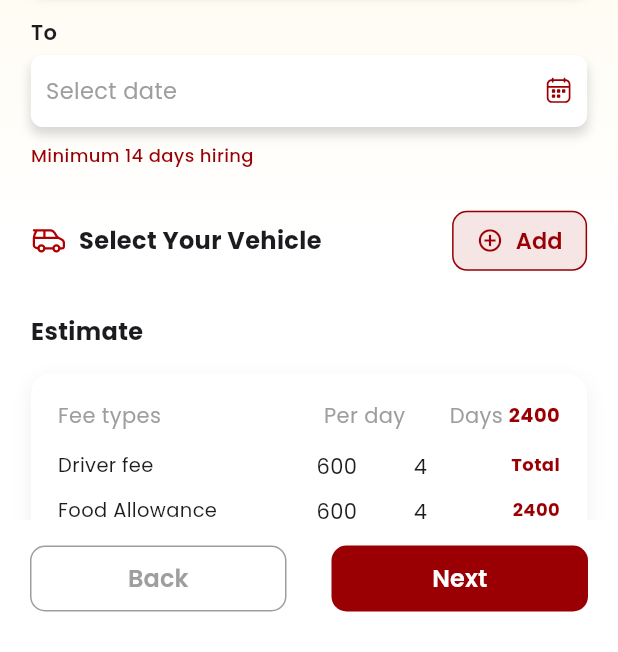
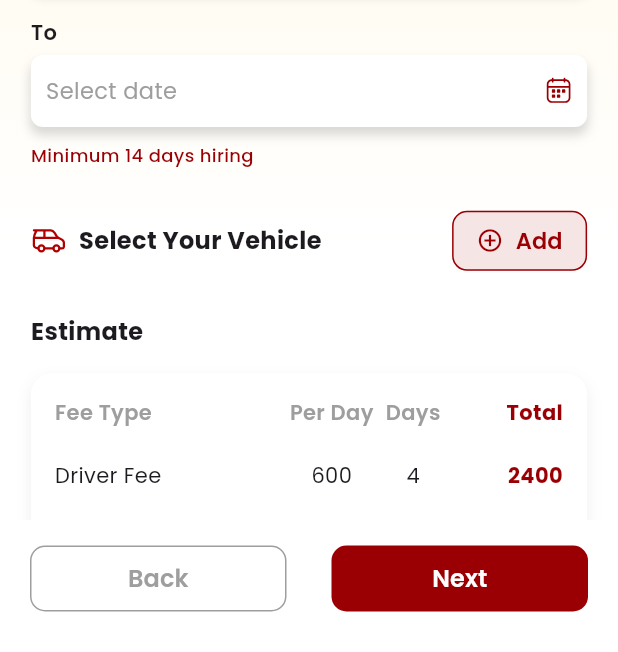
Before and after one commit to khamar21/drivwhere, a Flutter app: the MonthlyScreen screen opened directly, on a phone screen of 412 x 824 dp, the part 584-1236 px from its top. Run offline on Flutter 3.47's test engine with Material 3 defaults, Android fonts, the light colour scheme and no system bars; our stand-ins replace device_preview, flutter_svg, google_fonts.

Commit message:
removed validation and added same sizes for fonts in figma

```diff
--- a/lib/core/widgets/custom_password_field.dart
+++ b/lib/core/widgets/custom_password_field.dart
@@ -1,4 +1,5 @@
 import 'package:flutter/material.dart';
+import 'package:flutter_svg/flutter_svg.dart';
 
 class CustomPasswordField extends StatefulWidget {
   const CustomPasswordField({
@@ -73,6 +74,14 @@ class _CustomPasswordFieldState extends State<CustomPasswordField> {
                 horizontal: size.width * .045,
                 vertical: size.height * .02,
               ),
+             suffixIcon: Padding(
+      padding: const EdgeInsets.all(12),
+      child: SvgPicture.asset(
+        "assets/images/eye.svg",
+        width: 20,
+        height: 20,
+      ),
+    ),
               // suffixIcon: IconButton(
               //   onPressed: () {
               //     setState(() {
--- a/lib/core/widgets/estimate_card.dart
+++ b/lib/core/widgets/estimate_card.dart
@@ -1,197 +1,113 @@
 import 'package:flutter/material.dart';
-
 import '../constants/app_colors.dart';
 
-class EstimateCard extends StatefulWidget {
+class EstimateCard extends StatelessWidget {
   const EstimateCard({super.key});
-
-  @override
-  State<EstimateCard> createState() => _EstimateCardState();
-}
-
-class _EstimateCardState extends State<EstimateCard> {
-  bool foodProvided = false;
-  bool accommodationProvided = true;
 
   @override
   Widget build(BuildContext context) {
     return Container(
       width: double.infinity,
-      padding: const EdgeInsets.all(18),
+      padding: const EdgeInsets.all(16),
       decoration: BoxDecoration(
         color: Colors.white,
         borderRadius: BorderRadius.circular(14),
         boxShadow: [
           BoxShadow(
             color: Colors.black.withOpacity(.06),
-            blurRadius: 10,
+            blurRadius: 8,
             offset: const Offset(0, 4),
           ),
         ],
       ),
-      child: Column(
+      child: Table(
+        columnWidths: const {
+          0: FlexColumnWidth(3.5),
+          1: FlexColumnWidth(1.5),
+          2: FlexColumnWidth(1),
+          3: FlexColumnWidth(1.8),
+        },
+        defaultVerticalAlignment: TableCellVerticalAlignment.middle,
         children: [
-          const Row(
+          const TableRow(
             children: [
-              Expanded(
-                flex: 4,
+              Padding(
+                padding: EdgeInsets.only(bottom: 12),
                 child: Text(
-                  "Fee types",
-                  style: TextStyle(color: Colors.grey, fontSize: 14),
+                  "Fee Type",
+                  style: TextStyle(
+                    color: Colors.grey,
+                    fontWeight: FontWeight.w600,
+                  ),
                 ),
               ),
-              Expanded(
-               flex: 3,
+              Padding(
+                padding: EdgeInsets.only(bottom: 12),
                 child: Text(
-                  "Per day",
+                  "Per Day",
                   textAlign: TextAlign.center,
-                  style: TextStyle(color: Colors.grey, fontSize: 14),
+                  style: TextStyle(
+                    color: Colors.grey,
+                    fontWeight: FontWeight.w600,
+                  ),
                 ),
               ),
-              Expanded(
+              Padding(
+                padding: EdgeInsets.only(bottom: 12),
                 child: Text(
                   "Days",
                   textAlign: TextAlign.center,
-                  style: TextStyle(color: Colors.grey, fontSize: 14),
+                  style: TextStyle(
+                    color: Colors.grey,
+                    fontWeight: FontWeight.w600,
+                  ),
                 ),
               ),
-              Expanded(
-                flex: 1,
+              Padding(
+                padding: EdgeInsets.only(bottom: 12),
                 child: Text(
-                  "2400",
+                  "Total",
                   textAlign: TextAlign.end,
                   style: TextStyle(
                     color: AppColors.primary,
-                    fontWeight: FontWeight.bold,
-                    fontSize: 13,
+                    fontWeight: FontWeight.w700,
                   ),
                 ),
               ),
             ],
           ),
 
-          const SizedBox(height: 14),
-
-          _feeRow(
-            title: "Driver fee",
-            perDay: "600",
-            days: "4",
-            total: "Total",
-            totalColor: AppColors.primary,
-          ),
-
-          const SizedBox(height: 10),
-
-          _feeRow(
-            title: "Food Allowance",
-            perDay: "600",
-            days: "4",
-            total: "2400",
-            totalColor: AppColors.primary,
-            checkbox: Checkbox(
-              value: foodProvided,
-              activeColor: AppColors.primary,
-              onChanged: (v) {
-                setState(() {
-                  foodProvided = v!;
-                });
-              },
-            ),
-          ),
-
-          const SizedBox(height: 10),
-
-          _feeRow(
-            title: "Accommodation",
-            perDay: "0",
-            days: "4",
-            total: "0",
-            totalColor: AppColors.primary,
-            checkbox: Checkbox(
-              value: accommodationProvided,
-              activeColor: AppColors.primary,
-              onChanged: (v) {
-                setState(() {
-                  accommodationProvided = v!;
-                });
-              },
-            ),
-          ),
-
-          const SizedBox(height: 14),
-
-          // Row(
-          //   mainAxisAlignment: MainAxisAlignment.spaceBetween,
-          //   children: const [
-          //     Text(
-          //       "Total",
-          //       style: TextStyle(
-          //         color: AppColors.primary,
-          //         fontWeight: FontWeight.bold,
-          //         fontSize: 18,
-          //       ),
-          //     ),
-          //     Text(
-          //       "4800 ₹",
-          //       style: TextStyle(
-          //         color: AppColors.primary,
-          //         fontWeight: FontWeight.bold,
-          //         fontSize: 18,
-          //       ),
-          //     ),
-          //   ],
-          // ),
+          _row("Driver Fee", "600", "4", "2400"),
+          _row("Food Allowance", "600", "4", "2400"),
+          _row("Accommodation", "0", "4", "0"),
         ],
       ),
     );
   }
 
-  Widget _feeRow({
-    required String title,
-    required String perDay,
-    required String days,
-    required String total,
-    required Color totalColor,
-    Widget? checkbox,
-  }) {
-    return Row(
-      crossAxisAlignment: CrossAxisAlignment.start,
+  static TableRow _row(String title, String perDay, String days, String total) {
+    return TableRow(
       children: [
-        Expanded(
-          flex: 4,
-          child: Column(
-            crossAxisAlignment: CrossAxisAlignment.start,
-            children: [
-              Text(title, style: const TextStyle(fontSize: 13)),
-              if (checkbox != null)
-                Row(
-                  children: [
-                   // SizedBox(width: 18, height: 18, child: checkbox),
-                    const SizedBox(width: 6),
-                    // const Expanded(
-                    //   child: Text(
-                    //     "If provided by client",
-                    //     maxLines: 2,
-                    //     overflow: TextOverflow.ellipsis,
-                    //     style: TextStyle(color: Colors.grey, fontSize: 12),
-                    //   ),
-                    // ),
-                  ],
-                ),
-            ],
-          ),
+        Padding(
+          padding: const EdgeInsets.symmetric(vertical: 10),
+          child: Text(title),
         ),
-        Expanded(flex: 2, child: Text(perDay, textAlign: TextAlign.center)),
-        Expanded(child: Text(days, textAlign: TextAlign.center)),
-        Expanded(
-          flex: 2,
+        Padding(
+          padding: const EdgeInsets.symmetric(vertical: 10),
+          child: Text(perDay, textAlign: TextAlign.center),
+        ),
+        Padding(
+          padding: const EdgeInsets.symmetric(vertical: 10),
+          child: Text(days, textAlign: TextAlign.center),
+        ),
+        Padding(
+          padding: const EdgeInsets.symmetric(vertical: 10),
           child: Text(
             total,
             textAlign: TextAlign.end,
-            style: TextStyle(
-              color: totalColor,
+            style: const TextStyle(
+              color: AppColors.primary,
               fontWeight: FontWeight.bold,
-              fontSize: 12,
             ),
           ),
         ),
--- a/lib/features/authentication/presentation/screens/signup_screen.dart
+++ b/lib/features/authentication/presentation/screens/signup_screen.dart
@@ -55,7 +55,7 @@ class _SignupScreenState extends State<SignupScreen> {
                       ),
                     ),
 
-                    SizedBox(height:2),
+                    SizedBox(height: 2),
 
                     Center(
                       child: Text(
@@ -167,9 +167,7 @@ class _SignupScreenState extends State<SignupScreen> {
                                       children: [
                                         TextSpan(
                                           text: "Do you agree to Drivwheres ",
-                                          style: TextStyle(
-                                            fontSize: 10,
-                                          )
+                                          style: TextStyle(fontSize: 10),
                                         ),
                                         TextSpan(
                                           text: "Terms & conditions",
@@ -319,19 +317,6 @@ class _SignupScreenState extends State<SignupScreen> {
                           CustomButton(
                             text: "Sign Up",
                             onPressed: () {
-                              final input = emailController.text.trim();
-
-                              if (input.isEmpty) {
-                                ScaffoldMessenger.of(context).showSnackBar(
-                                  const SnackBar(
-                                    content: Text(
-                                      "Please enter email or phone number",
-                                    ),
-                                  ),
-                                );
-                                return;
-                              }
-
                               Navigator.pushNamed(
                                 context,
                                 RouteNames.verification,
```
Also changed, not shown: assets/images/eye.svg (added).
